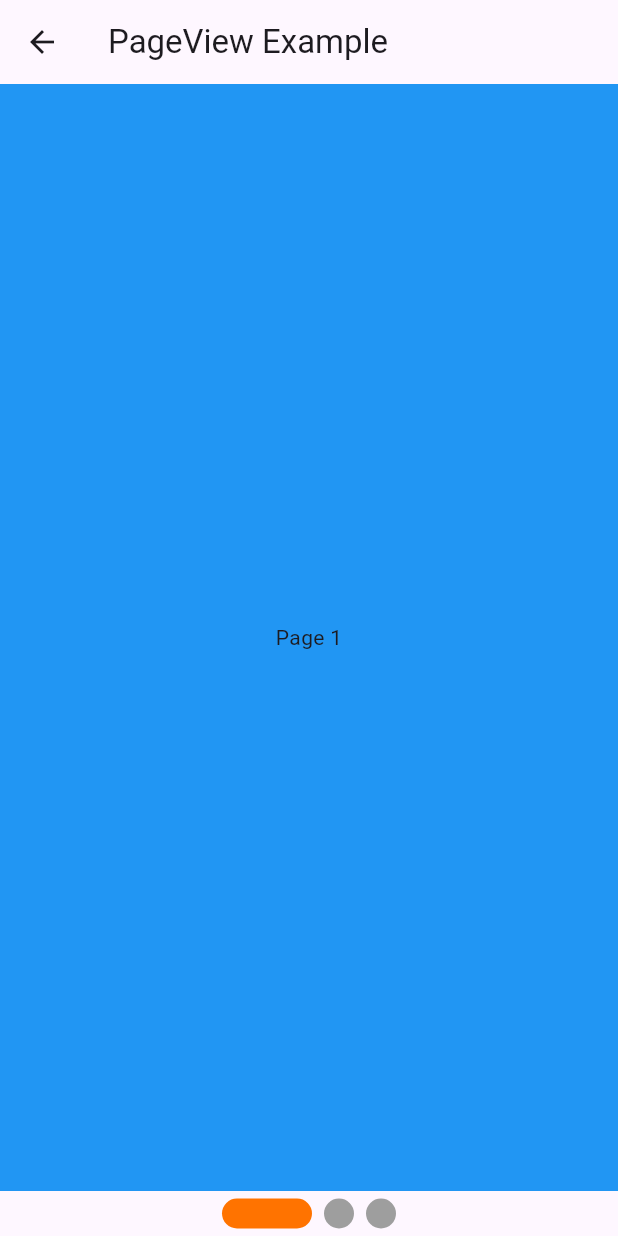
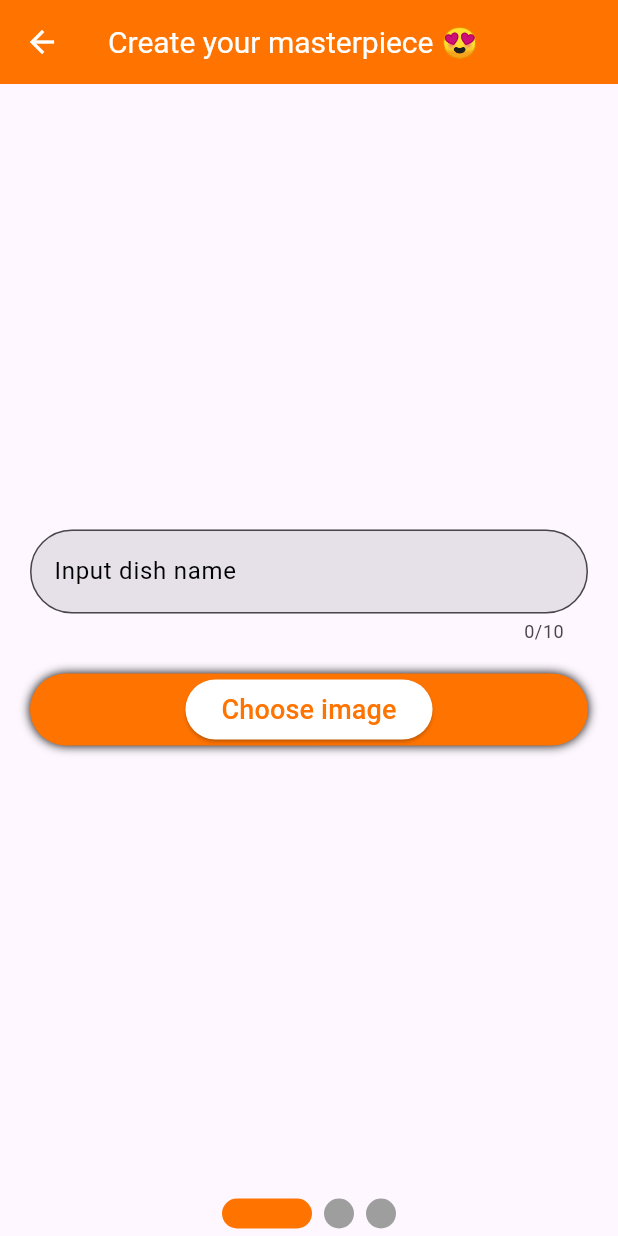
Before and after one commit to maximu211/menuAppFlutter, a Flutter app: the AddPage screen opened directly, on a phone screen of 412 x 824 dp. Run offline on Flutter 3.47's test engine with Material 3 defaults, Android fonts, the phone set to English and light mode, and no system bars; drawn by our look-alikes of smooth_page_indicator; our stand-ins replace easy_search_bar, google_fonts, image_picker; missing offline and left inert: image_editor_plus.

Commit message:
added modal added photo edit

```diff
--- a/lib/add_page/add_page.dart
+++ b/lib/add_page/add_page.dart
@@ -1,13 +1,16 @@
 import 'dart:io';
+
 import 'package:flutter/material.dart';
 import 'package:flutter/services.dart';
+import 'package:image_editor_plus/image_editor_plus.dart';
 import 'package:image_picker/image_picker.dart';
+import 'package:menuapp/add_page/form_components/baner_form/baner_form.dart';
+import 'package:menuapp/add_page/form_components/from_input_field.dart';
 import 'package:menuapp/add_page/form_components/image_picker/image_picker.dart';
-import 'package:menuapp/add_page/form_components/input_text_field.dart';
 import 'package:menuapp/global_variables/color_variables.dart';
 import 'package:menuapp/global_variables/font_size_variables.dart';
+import 'package:menuapp/global_variables/modal_dialog.dart';
 import 'package:smooth_page_indicator/smooth_page_indicator.dart';
-import 'package:syncfusion_flutter_sliders/sliders.dart';
 
 class AddPage extends StatefulWidget {
   const AddPage({super.key});
@@ -17,22 +20,67 @@ class AddPage extends StatefulWidget {
 }
 
 class FiledMaxLenght {
-  FiledMaxLenght(this.maxLenghtName, this.maxLenghtTime, this.maxLenghtType);
-
-  int? maxLenghtName;
-  int maxLenghtTime;
-  int maxLenghtType;
+  static int maxLenghtBannerName = 10;
+  static int maxLenghtDishType = 10;
+  static int maxLenghtCookTime = 10;
 }
 
 class _AddPage extends State<AddPage> {
-  PageController _pageController = PageController();
+  final PageController _pageController = PageController();
   int _currentPage = 0;
-  double _value = 0;
+
+  Uint8List? image;
+  TextEditingController _bannerNameConroller = TextEditingController();
+
+  Future<Uint8List?> fileToUint8List(File? file) async {
+    if (file == null) {
+      return null;
+    }
+
+    Uint8List bytes = await file.readAsBytes();
+    return Uint8List.fromList(bytes);
+  }
+
+  Future pickImage(bool isGallery) async {
+    final image = await ImagePicker().pickImage(
+      source: isGallery ? ImageSource.gallery : ImageSource.camera,
+    );
+    if (image == null) return;
+
+    final imageBytes = await fileToUint8List(File(image.path));
+    setState(() => this.image = imageBytes);
+  }
+
   @override
   Widget build(BuildContext context) {
     return Scaffold(
       appBar: AppBar(
-        title: const Text('PageView Example'),
+        backgroundColor: ColorVariables.primaryColor,
+        leading: IconButton(
+          icon: Icon(
+            Icons.arrow_back,
+            color: ColorVariables.backgroundColor,
+          ),
+          onPressed: () => DialogUtils.showLeavePageDialog(
+            context: context,
+            cancelFunc: () {
+              Navigator.pop(context);
+            },
+            description: "If you leave the page, the data will not be saved",
+            okFunc: () {
+              Navigator.pop(context);
+              Navigator.pop(context);
+            },
+            title: "Do you want to leave the page?",
+          ),
+        ),
+        title: Text(
+          'Сreate your masterpiece 😍',
+          style: TextStyle(
+            fontSize: FontSizeVariables.h1Size,
+            color: ColorVariables.backgroundColor,
+          ),
+        ),
       ),
       body: Column(
         mainAxisAlignment: MainAxisAlignment.center,
@@ -46,11 +94,14 @@ class _AddPage extends State<AddPage> {
                 });
               },
               children: [
-                Container(
-                  color: Colors.blue,
-                  child: const Center(
-                    child: Text('Page 1'),
-                  ),
+                BannerForm(
+                  pickImage: pickImage,
+                  image: image,
+                  filedController: _bannerNameConroller,
+                  maxLenght: FiledMaxLenght.maxLenghtBannerName,
+                  validator: (value) {
+                    return;
+                  },
                 ),
                 Container(
                   color: Colors.green,
--- /dev/null
+++ b/lib/add_page/form_components/baner_form/baner_form.dart
@@ -0,0 +1,80 @@
+import "dart:typed_data";
+import "package:flutter/material.dart";
+import "package:image_editor_plus/image_editor_plus.dart";
+import "package:menuapp/add_page/form_components/from_input_field.dart";
+import "package:menuapp/add_page/form_components/image_picker/image_picker.dart";
+
+class BannerForm extends StatefulWidget {
+  BannerForm(
+      {super.key,
+      required this.pickImage,
+      required this.image,
+      required this.filedController,
+      required this.maxLenght,
+      required this.validator});
+
+  Uint8List? image;
+  final Function(bool) pickImage;
+  final TextEditingController filedController;
+  final int maxLenght;
+  final String? Function(String?) validator;
+
+  @override
+  State<BannerForm> createState() => _BannerFormState();
+}
+
+class _BannerFormState extends State<BannerForm> {
+  @override
+  Widget build(BuildContext context) {
+    return Center(
+      child: SingleChildScrollView(
+        keyboardDismissBehavior: ScrollViewKeyboardDismissBehavior.onDrag,
+        child: Column(
+          crossAxisAlignment: CrossAxisAlignment.center,
+          mainAxisAlignment: MainAxisAlignment.spaceAround,
+          children: [
+            Container(
+              margin: const EdgeInsets.all(20),
+              child: Column(
+                children: [
+                  FormInputField(
+                    filedController: widget.filedController,
+                    maxLenght: widget.maxLenght,
+                    validator: widget.validator,
+                  ),
+                  const SizedBox(height: 20),
+                  ImagePickerContainer(
+                    image: widget.image,
+                    pickImage: widget.pickImage,
+                    clearImage: () {
+                      setState(() {
+                        widget.image = null;
+                      });
+                    },
+                    editImage: () async {
+                      // ignore: use_build_context_synchronously
+                      var editedImage = await Navigator.push(
+                        context,
+                        MaterialPageRoute(
+                          builder: (context) => ImageCropper(
+                            image: widget.image as Uint8List,
+                          ),
+                        ),
+                      );
+
+                      if (editedImage != null) {
+                        setState(() {
+                          widget.image = editedImage;
+                        });
+                      }
+                    },
+                  )
+                ],
+              ),
+            ),
+          ],
+        ),
+      ),
+    );
+  }
+}
--- a/lib/add_page/form_components/input_text_field.dart
+++ b/lib/add_page/form_components/from_input_field.dart
@@ -1,8 +1,8 @@
 import 'package:flutter/material.dart';
 import 'package:menuapp/global_variables/color_variables.dart';
 
-class FromInputField extends StatelessWidget {
-  const FromInputField({
+class FormInputField extends StatelessWidget {
+  const FormInputField({
     super.key,
     required this.filedController,
     required this.maxLenght,
--- a/lib/add_page/form_components/image_picker/image_picker.dart
+++ b/lib/add_page/form_components/image_picker/image_picker.dart
@@ -1,20 +1,22 @@
-import 'dart:io';
+import 'dart:typed_data';
 import 'package:flutter/material.dart';
 import 'package:menuapp/add_page/form_components/image_bottom_modal.dart';
 import 'package:menuapp/global_variables/color_variables.dart';
 import 'package:menuapp/global_variables/font_size_variables.dart';
 
 class ImagePickerContainer extends StatelessWidget {
-  final File? image;
+  final Uint8List? image;
   final Function(bool) pickImage;
   final Function() clearImage;
+  final Function() editImage; // Added function for editing
 
-  const ImagePickerContainer(
-      {Key? key,
+  const ImagePickerContainer({
+    Key? key,
     required this.image,
     required this.pickImage,
-      required this.clearImage})
-      : super(key: key);
+    required this.clearImage,
+    required this.editImage,
+  }) : super(key: key);
 
   @override
   Widget build(BuildContext context) {
@@ -35,7 +37,7 @@ class ImagePickerContainer extends StatelessWidget {
                     child: Container(
                       margin:
                           const EdgeInsets.only(top: 20, left: 20, right: 20),
-                      child: Image.file(image!, fit: BoxFit.cover),
+                      child: Image.memory(image!, fit: BoxFit.cover),
                     ),
                   ),
             ElevatedButton(
@@ -54,14 +56,22 @@ class ImagePickerContainer extends StatelessWidget {
               ),
             ),
             image != null
-                ? ElevatedButton(
-                    onPressed: () {
-                      clearImage();
-                    },
+                ? Row(
+                    mainAxisAlignment: MainAxisAlignment.center,
+                    children: [
+                      ElevatedButton(
+                        onPressed: editImage,
+                        child: const Text('Edit Image'),
+                      ),
+                      const SizedBox(width: 16),
+                      ElevatedButton(
+                        onPressed: clearImage,
                         child: const Text(
                           'Clear image',
                           style: TextStyle(color: Colors.red),
                         ),
+                      ),
+                    ],
                   )
                 : const SizedBox(),
           ],
--- a/lib/global_variables/font_size_variables.dart
+++ b/lib/global_variables/font_size_variables.dart
@@ -1,4 +1,4 @@
-class FontSizeVariables{
+class FontSizeVariables {
   static double regularSize = 15;
   static double h1Size = 20;
   static double h2Size = 18;
--- a/lib/home_page/card/card_icons_info.dart
+++ b/lib/home_page/card/card_icons_info.dart
@@ -1,5 +1,4 @@
 import 'package:flutter/material.dart';
-
 import 'package:menuapp/global_variables/font_size_variables.dart';
 import 'package:menuapp/global_variables/icon_size_variables.dart';
 
```
Also changed, not shown: lib/global_variables/modal_dialog.dart (added, +55 -0 lines), pubspec.yaml (+7 -0 lines), 1 other file. Lines whose indentation alone changed are shown as unchanged.
